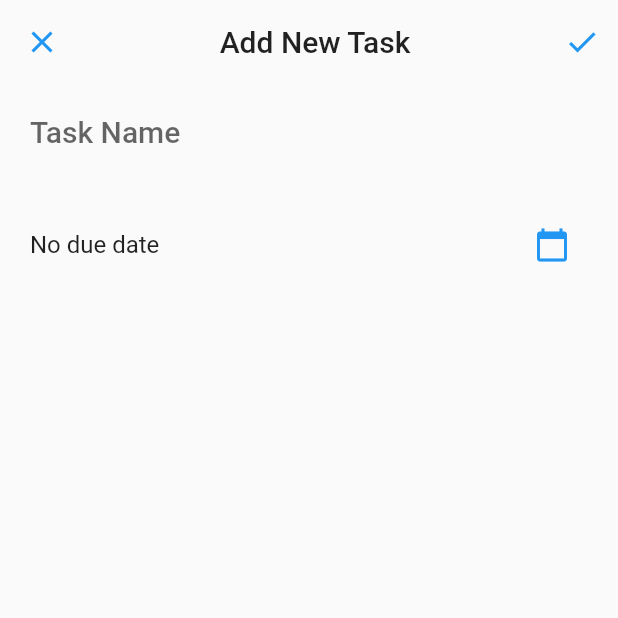
After one commit to jeyadosstimothy/do-tasks-app, a Flutter app: the NewTaskScreen screen opened directly, on a phone screen of 412 x 824 dp, the top half of it. The commit adds this screen. Run offline on Flutter 3.47's test engine with Material 2 defaults, Android fonts, the phone set to English and light mode, and no system bars; our stand-ins replace cloud_firestore, firebase_auth; missing offline and left inert: flutter_firebase_ui; accounts and stored records are empty; statements that could not run were skipped.

Commit message:
Changed New Task BottomSheet to Scaffold
Adding new task will now show new Scaffold through Navigator.
Date can be specified when adding new task.
MainScaffold provides same AppBar color as canvas.

```diff
--- /dev/null
+++ b/lib/main_scaffold.dart
@@ -0,0 +1,151 @@
+import 'package:flutter/material.dart';
+import 'package:intl/intl.dart' as intl;
+
+const DATE_LABEL_FORMAT = 'MMM d, y';
+
+String dateToString(DateTime date, String format) => intl.DateFormat(format).format(date);
+const Duration FADE_DURATION = Duration(milliseconds: 300);
+const Duration LISTTILE_DURATION = Duration(milliseconds: 350);
+
+class MainScaffold extends StatelessWidget {
+  final BuildContext context;
+  final Widget title;
+  final Widget leading;
+  final List<Widget> actions;
+  final Widget body;
+  final PreferredSizeWidget bottom;
+  final FloatingActionButton floatingActionButton;
+
+  MainScaffold({this.context, this.title, this.leading, this.actions, this.body, this.bottom, this.floatingActionButton});
+
+  @override
+  Widget build(BuildContext context) {
+    return Scaffold(
+        appBar: new AppBar(
+            backgroundColor: Theme.of(context).canvasColor,
+            elevation: 0,
+            title: new Center(child: title),
+            leading: leading,
+            actions: actions,
+            bottom: bottom
+        ),
+        body: body,
+        floatingActionButton: floatingActionButton,
+    );
+  }
+}
+
+class NewTaskScreen extends StatefulWidget {
+  final DateTime date;
+  final AddNewTaskCallback onComplete;
+
+  NewTaskScreen({this.date, this.onComplete});
+
+  @override
+  State createState() => NewTaskScreenState(this.date, this.onComplete);
+}
+
+typedef void AddNewTaskCallback(String newTaskName, DateTime newTaskDate);
+
+class NewTaskScreenState extends State<NewTaskScreen> {
+  String newTaskName = '';
+  DateTime newTaskDate;
+  final AddNewTaskCallback onComplete;
+
+  NewTaskScreenState(this.newTaskDate, this.onComplete);
+
+  @override
+  Widget build(BuildContext context) {
+    return new MainScaffold(
+        title: new Text(
+          'Add New Task',
+          style: Theme.of(context).textTheme.title,
+        ),
+        leading: IconButton(
+            icon: Icon(Icons.close, color: Theme.of(context).accentColor),
+            onPressed: () => Navigator.pop(context)
+        ),
+        actions: <Widget>[
+          IconButton(
+              icon: Icon(Icons.check, color: Theme.of(context).accentColor),
+              onPressed: () {
+                if(newTaskName == '') {
+                  showDialog(
+                      context: context,
+                      builder: (BuildContext context) {
+                        return new AlertDialog(
+                          title: const Text('Alert'),
+                          content: const Text('Your Task should have a name'),
+                          actions: <Widget>[
+                            new SimpleDialogOption(
+                              child: const Text('Close'),
+                              onPressed: () => Navigator.pop(context),
+                            )
+                          ],
+                        );
+                      }
+                  );
+                }
+                else
+                {
+                  Navigator.pop(context);
+                  onComplete(newTaskName, newTaskDate);
+                }
+              }
+          )
+        ],
+        body: Column(
+          children: <Widget>[
+            Container(
+                padding: const EdgeInsets.all(20.0),
+                child: TextField(
+                  decoration: InputDecoration.collapsed(hintText: 'Task Name'),
+                  style: Theme.of(context).textTheme.title,
+                  onChanged: (enteredText) {
+                    setState(() {
+                      newTaskName = enteredText;
+                    });
+                  },
+                  onSubmitted: (enteredText) {
+                    setState(() {
+                      newTaskName = enteredText;
+                    });
+                  },
+                )
+            ),
+            Container(
+                padding: const EdgeInsets.all(20.0),
+                child: Row(
+                  children: <Widget>[
+                    AnimatedSwitcher(
+                        duration: FADE_DURATION,
+                        child: Text(
+                            (newTaskDate == null) ? 'No due date' : 'Due date: ${dateToString(newTaskDate, DATE_LABEL_FORMAT)}',
+                            key: UniqueKey(),
+                            style: Theme.of(context).textTheme.subhead
+                        )
+                    ),
+                    Expanded(child: Container()),
+                    IconButton(
+                        icon: Icon(Icons.calendar_today, color: Theme.of(context).accentColor),
+                        onPressed: () {
+                          showDatePicker(
+                              context: context,
+                              initialDate: newTaskDate ?? DateTime.now(),
+                              firstDate: DateTime(2000, 1, 1),
+                              lastDate: DateTime(2100, 1, 1)
+                          ).then((enteredDate) {
+                            setState(() {
+                              newTaskDate = enteredDate;
+                            });
+                          });
+                        }
+                    )
+                  ],
+                )
+            )
+          ],
+        )
+    );
+  }
+}
--- a/pubspec.yaml
+++ b/pubspec.yaml
@@ -7,7 +7,7 @@ description: An application for storing to-do lists
 # Both the version and the builder number may be overridden in flutter
 # build by specifying --build-name and --build-number, respectively.
 # Read more about versioning at semver.org.
-version: 1.1.0+1
+version: 1.1.0+2
 
 environment:
   sdk: ">=2.0.0-dev.68.0 <3.0.0"
```
Also changed, not shown: lib/home_page.dart (+25 -73 lines).
